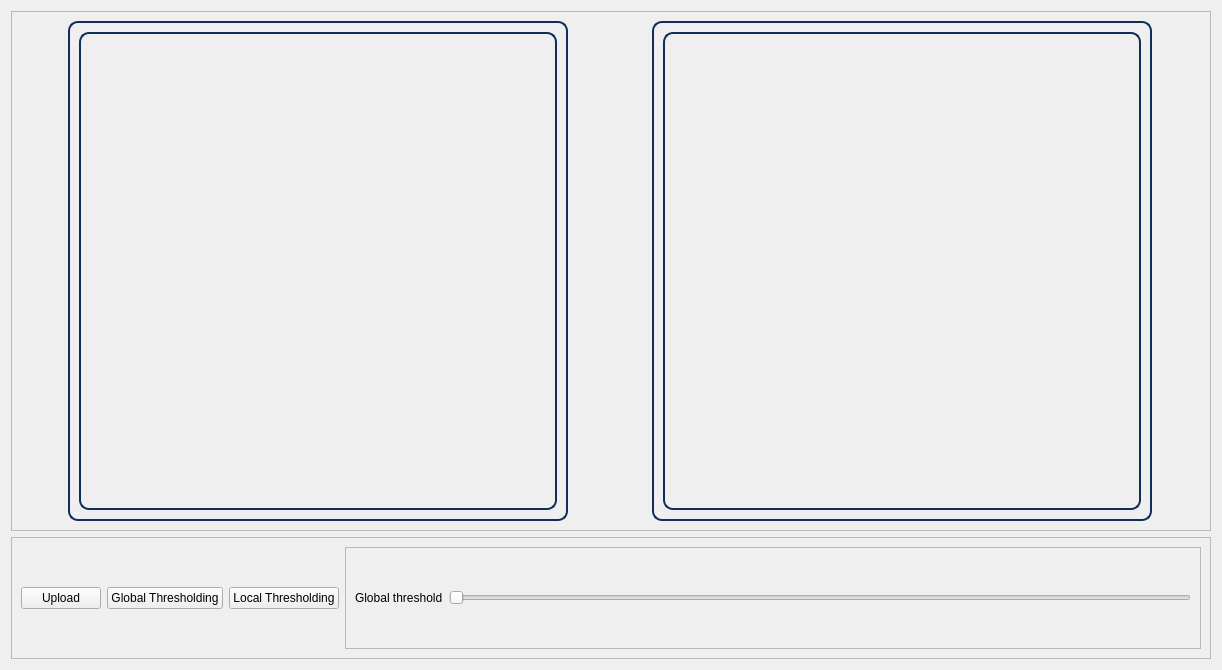
Above: Task1/UI/thresholdwidget.ui from SBME2025-ComputerVision/Task1_CV_CPP before the change. Below: the same form after it.
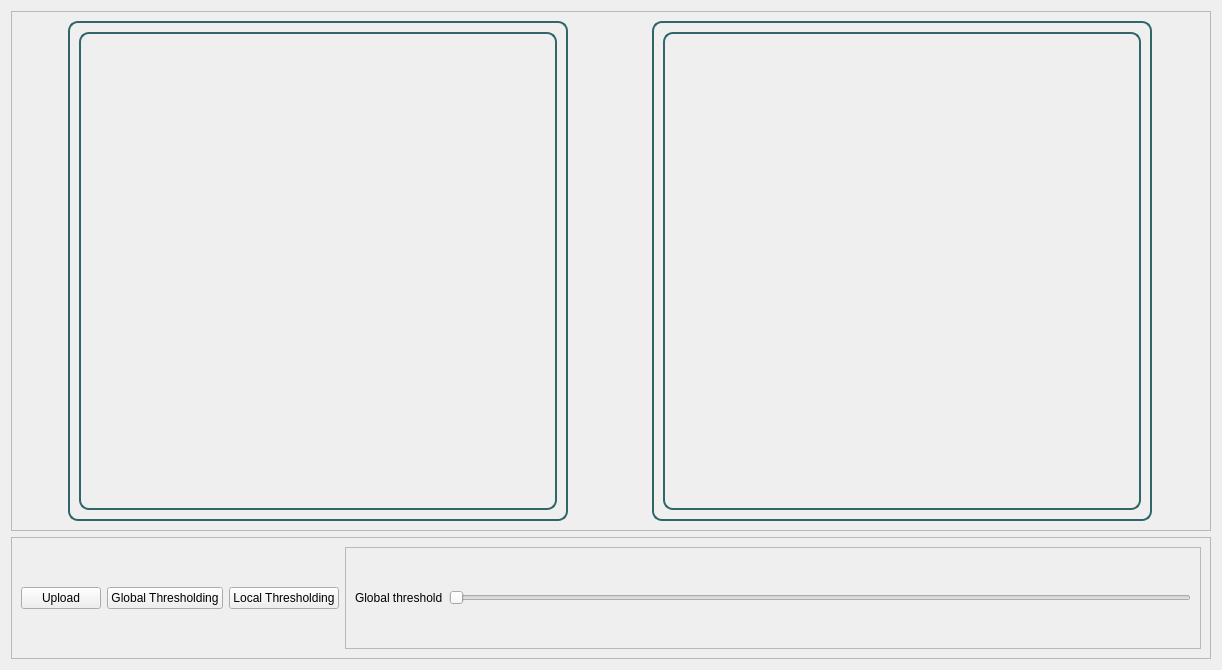
That is the form after the change.

```diff
--- a/Task1/UI/thresholdwidget.ui
+++ b/Task1/UI/thresholdwidget.ui
@@ -39,7 +39,7 @@
         </property>
         <property name="styleSheet">
          <string notr="true">
-           border: 2px solid rgb(15, 47, 89);
+           border: 2px solid  #316669;
           border-radius: 10px;
       </string>
         </property>
@@ -92,7 +92,7 @@
         </property>
         <property name="styleSheet">
          <string notr="true">
-           border: 2px solid rgb(15, 47, 89);
+           border: 2px solid  #316669;
           border-radius: 10px;
       </string>
         </property>
```
